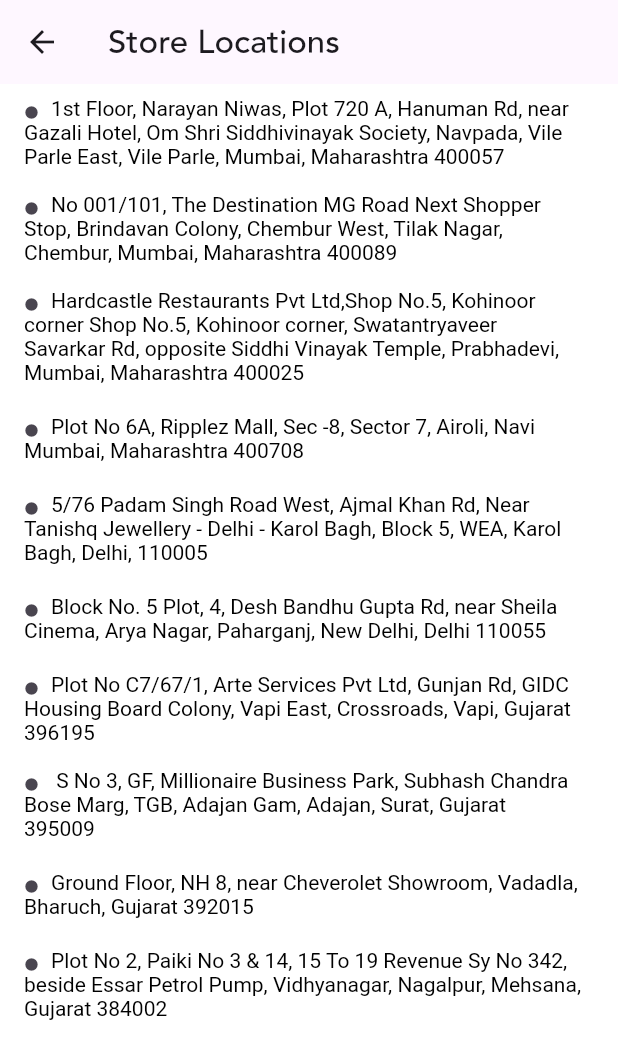
After one commit to Kevu1495/poshpicks, a Flutter app: the locateStore screen opened directly, on a phone screen of 412 x 824 dp. The commit adds this screen. Shown: the top 1059 px of the screen. Run offline on Flutter 3.47's test engine with Material 3 defaults, Android fonts, the phone set to English and light mode, and no system bars; our stand-ins replace animate_do, cached_network_image, cloud_firestore, connectivity_plus, dio, firebase_auth and 7 more; accounts and stored records are empty; network calls fail.

Commit message:
handled image + played with gps location

```diff
--- a/lib/screens/SignInScreen.dart
+++ b/lib/screens/SignInScreen.dart
@@ -31,6 +31,11 @@ class _SigninscreenState extends State<Signinscreen> {
             mainAxisAlignment: MainAxisAlignment.center,
 
             children: [
+              Image.asset(
+                'assets/images/PhotoHub-logos_transparent.png',
+                height: 200, // Adjust the height as needed
+                width: 200, // Adjust the width as needed
+              ),
               // Username Text Field
             Positioned( // Position login form elements strategically
             bottom: 370.0, // Adjust bottom position for desired layout
--- /dev/null
+++ b/lib/test.dart
@@ -0,0 +1,63 @@
+import 'package:flutter/cupertino.dart';
+import 'package:flutter/material.dart';
+
+class locateStore extends StatefulWidget {
+  const locateStore({super.key});
+
+  @override
+  State<locateStore> createState() => _locateStoreState();
+}
+
+class _locateStoreState extends State<locateStore> {
+  final List<String> locations = [
+    '1st Floor, Narayan Niwas, Plot 720 A, Hanuman Rd, near Gazali Hotel, Om Shri Siddhivinayak Society, Navpada, Vile Parle East, Vile Parle, Mumbai, Maharashtra 400057',
+    'No 001/101, The Destination MG Road Next Shopper Stop, Brindavan Colony, Chembur West, Tilak Nagar, Chembur, Mumbai, Maharashtra 400089',
+    'Hardcastle Restaurants Pvt Ltd,Shop No.5, Kohinoor corner Shop No.5, Kohinoor corner, Swatantryaveer Savarkar Rd, opposite Siddhi Vinayak Temple, Prabhadevi, Mumbai, Maharashtra 400025',
+    'Plot No 6A, Ripplez Mall, Sec -8, Sector 7, Airoli, Navi Mumbai, Maharashtra 400708',
+    '5/76 Padam Singh Road West, Ajmal Khan Rd, Near Tanishq Jewellery - Delhi - Karol Bagh, Block 5, WEA, Karol Bagh, Delhi, 110005',
+    'Block No. 5 Plot, 4, Desh Bandhu Gupta Rd, near Sheila Cinema, Arya Nagar, Paharganj, New Delhi, Delhi 110055',
+    'Plot No C7/67/1, Arte Services Pvt Ltd, Gunjan Rd, GIDC Housing Board Colony, Vapi East, Crossroads, Vapi, Gujarat 396195',
+    ' S No 3, GF, Millionaire Business Park, Subhash Chandra Bose Marg, TGB, Adajan Gam, Adajan, Surat, Gujarat 395009',
+    'Ground Floor, NH 8, near Cheverolet Showroom, Vadadla, Bharuch, Gujarat 392015',
+    'Plot No 2, Paiki No 3 & 14, 15 To 19 Revenue Sy No 342, beside Essar Petrol Pump, Vidhyanagar, Nagalpur, Mehsana, Gujarat 384002',
+  ];
+
+  @override
+  Widget build(BuildContext context) {
+    return Scaffold(
+      appBar: AppBar(
+        title: Text('Store Locations'),
+      ),
+      body: ListView.builder(
+        itemCount: locations.length,
+        itemBuilder: (context, index) {
+          return ListTile(
+            title: RichText(
+              text: TextSpan(
+                children: [
+                  WidgetSpan(
+                    child: Padding(
+                      padding: const EdgeInsets.only(right: 8.0),
+                      child: Icon(
+                        Icons.brightness_1, // You can use any bullet icon here
+                        size: 10,
+                      ),
+                    ),
+                  ),
+                  TextSpan(
+                    text: locations[index],
+                    style: TextStyle(
+                        color: Colors.black), // Adjust style as needed
+                  ),
+                ],
+              ),
+            ),
+            onTap: () {
+              // Handle when a location is tapped
+            },
+          );
+        },
+      ),
+    );
+  }
+}
--- a/pubspec.yaml
+++ b/pubspec.yaml
@@ -56,6 +56,7 @@ dependencies:
   http: ^1.2.0
   firebase_storage: ^11.6.9
   local_auth: ^2.1.8
+  geolocator: ^11.0.0
 
 dev_dependencies:
   flutter_test:
@@ -83,8 +84,9 @@ flutter:
     - family: Avenir
       fonts:
         - asset: assets/fonts/Avenir-Medium.ttf
-  # To add assets to your application, add an assets section, like this:
-  # assets:
+  assets:
+    - assets/images/ # To add assets to your application, add an assets section, like this:
+
   #   - images/a_dot_burr.jpeg
   #   - images/a_dot_ham.jpeg
 
```
Also changed, not shown: lib/features/home/view/home_view.dart (+36 -50 lines), lib/idk.dart (added, +76 -0 lines), lib/main.dart (+8 -2 lines), lib/screens/signup_screen.dart (+15 -5 lines), assets/images/PhotoHub-logos.jpeg (added), assets/images/PhotoHub-logos_black.png (added), assets/images/PhotoHub-logos_transparent.png (added), assets/images/PhotoHub-logos_white.png (added), pubspec.lock, 4 other files.
